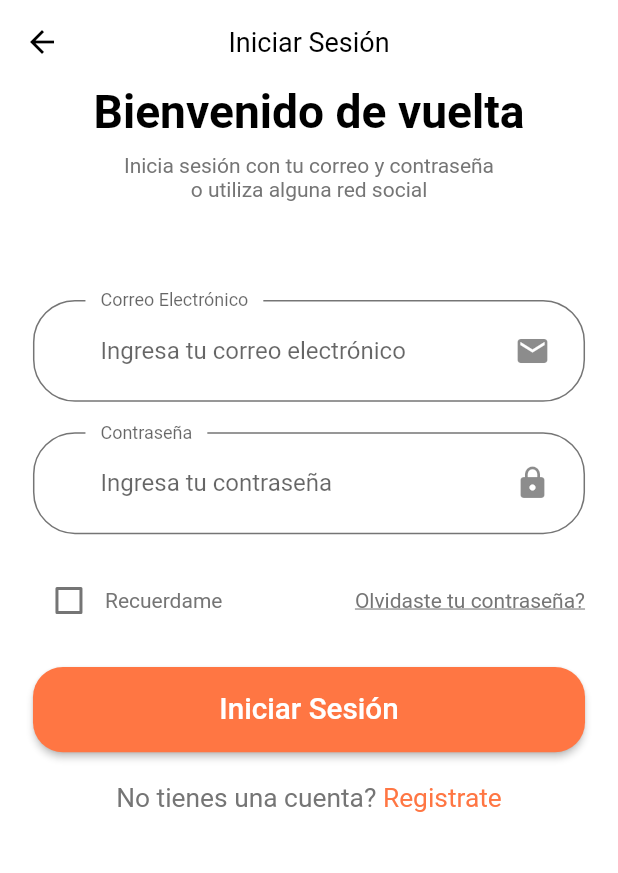
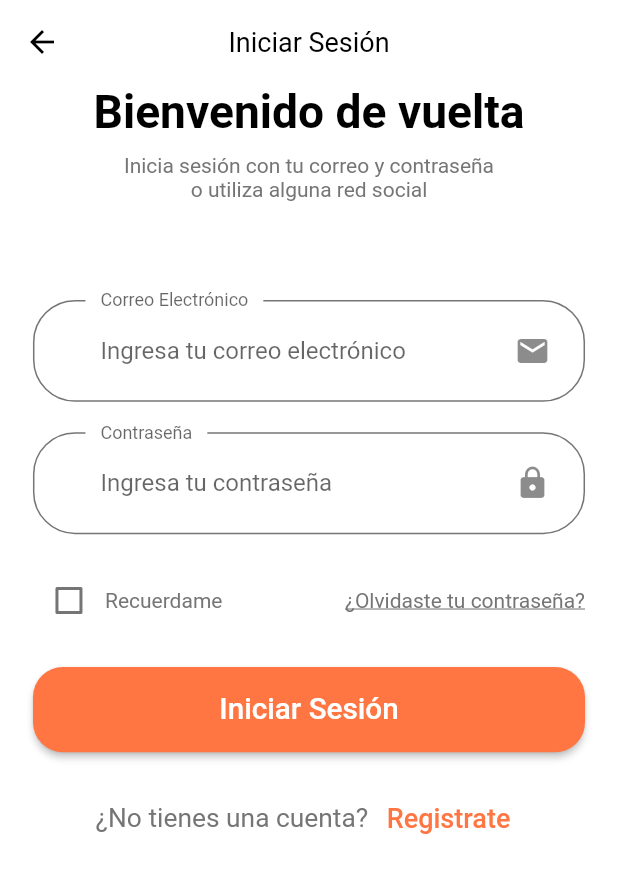
Before and after one commit to Juanesdn/HomeTechFlutterApp, a Flutter app: the screen it shows after launch, after a tap on "Continuar", on a phone screen of 412 x 824 dp. Shown: the top 873 px of the screen. Run offline on Flutter 3.47's test engine with Material 2 defaults, Android fonts, the phone set to English and light mode, and no system bars.

```diff
--- a/lib/routes.dart
+++ b/lib/routes.dart
@@ -2,8 +2,10 @@ import "package:flutter/widgets.dart";
 
 import 'screens/welcome/welcome_screen.dart';
 import 'screens/login/login_screen.dart';
+import 'screens/register/register_screen.dart';
 
 final Map<String, WidgetBuilder> routes = {
   WelcomeScreen.routeName: (context) => const WelcomeScreen(),
   LoginScreen.routeName: (context) => const LoginScreen(),
+  RegisterScreen.routeName: (context) => const RegisterScreen(),
 };
--- a/lib/screens/login/widgets/body.dart
+++ b/lib/screens/login/widgets/body.dart
@@ -1,5 +1,6 @@
 import 'package:flutter/material.dart';
 import 'package:hometech_app/screens/login/widgets/sign_form.dart';
+import 'package:hometech_app/screens/register/register_screen.dart';
 
 import '../../../constants.dart';
 import '../../../size_config.dart';
@@ -35,12 +36,24 @@ class Body extends StatelessWidget {
             const SignForm(),
             SizedBox(height: getProportionateScreenHeight(20)),
             Row(mainAxisAlignment: MainAxisAlignment.center, children: [
-              Text("No tienes una cuenta? ",
+              Text("¿No tienes una cuenta? ",
                   style: TextStyle(fontSize: getProportionateScreenWidth(16))),
-              Text("Registrate",
-                  style: TextStyle(
-                      fontSize: getProportionateScreenWidth(16),
-                      color: primaryColor))
+              TextButton(
+                style: TextButton.styleFrom(
+                  primary: Color(0xFFFF7643),
+                ),
+                onPressed: () {
+                  Navigator.push(
+                    context,
+                    MaterialPageRoute(
+                        builder: (context) => const RegisterScreen()),
+                  );
+                },
+                child: const Text(
+                  'Registrate',
+                  style: TextStyle(fontSize: 18),
+                ),
+              ),
             ])
           ]),
         ),
--- a/lib/screens/login/widgets/sign_form.dart
+++ b/lib/screens/login/widgets/sign_form.dart
@@ -39,7 +39,7 @@ class _SignFormState extends State<SignForm> {
                 }),
             const Text("Recuerdame"),
             const Spacer(),
-            const Text("Olvidaste tu contraseña?",
+            const Text("¿Olvidaste tu contraseña?",
                 style: TextStyle(decoration: TextDecoration.underline))
           ]),
           FormErrors(errors: errors),
```
Also changed, not shown: lib/screens/register/register_screen.dart (+76 -34 lines), pubspec.lock, 3 other files.
